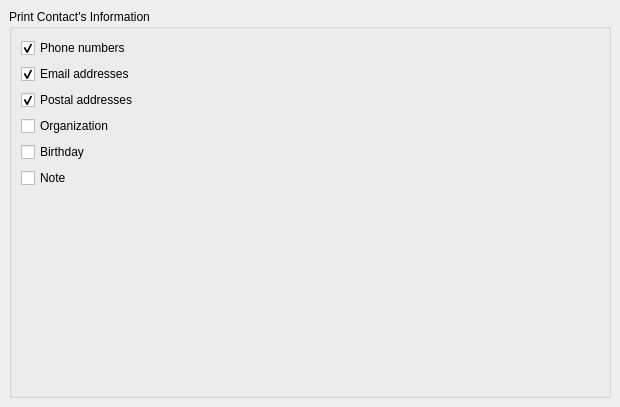
Qt form kaddressbook/src/printing/ringbinder/rbs_appearance.ui (KDE/kdepim) before a commit.
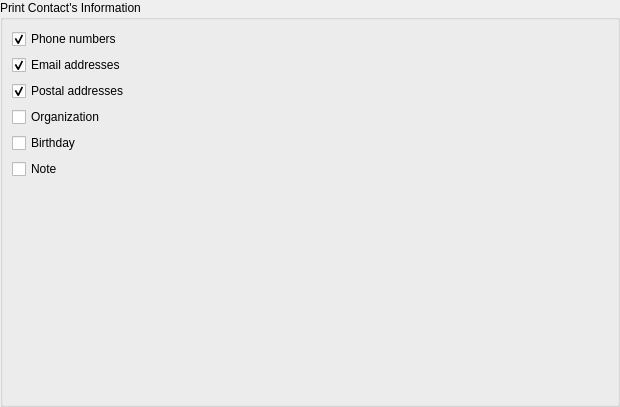
The same form after that commit.

Commit message: Remove duplicate margin

Diff of the .ui file:
```diff
--- a/kaddressbook/src/printing/ringbinder/rbs_appearance.ui
+++ b/kaddressbook/src/printing/ringbinder/rbs_appearance.ui
@@ -14,8 +14,17 @@
    <string>Appearance</string>
   </property>
   <layout class="QGridLayout">
-   <property name="margin">
-    <number>9</number>
+   <property name="leftMargin">
+    <number>0</number>
+   </property>
+   <property name="topMargin">
+    <number>0</number>
+   </property>
+   <property name="rightMargin">
+    <number>0</number>
+   </property>
+   <property name="bottomMargin">
+    <number>0</number>
    </property>
    <property name="spacing">
     <number>6</number>
```
The commit also changes 2 other files.
